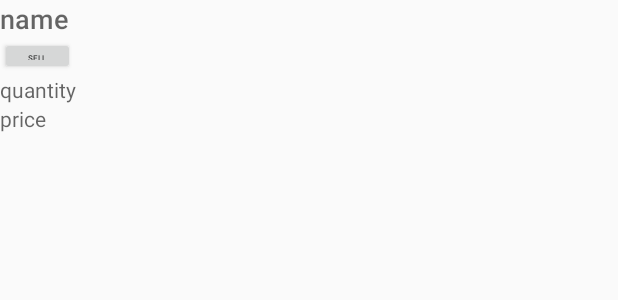
After one commit to crony10/Inventory, an Android app: the layout list_item.xml on its own in the app's theme, with its tools: preview values and no code run, on a phone screen of 412 x 824 dp. The commit adds this screen. Shown: the top 300 px of the screen. Run offline under Robolectric (Android 15) with nearby library versions, the phone set to English and light mode, and no system bars.

Commit message:
Fab error: after implementing the adapter app doesn't show list of items

```diff
--- a/app/build.gradle
+++ b/app/build.gradle
@@ -38,4 +38,6 @@ dependencies {
 
     //compile 'com.android.support:appcompat-v7:24.1.1'
     implementation 'com.google.android.material:material:1.0.0'
+    compile 'com.android.support.design:23.1.0'
+
 }
--- /dev/null
+++ b/app/src/main/res/layout/list_item.xml
@@ -0,0 +1,41 @@
+<?xml version="1.0" encoding="utf-8"?>
+<LinearLayout
+    xmlns:android="http://schemas.android.com/apk/res/android"
+    android:orientation="vertical"
+    android:layout_width="match_parent"
+    android:layout_height="match_parent">
+
+    <TextView
+        android:id="@+id/name"
+        android:layout_width="wrap_content"
+        android:layout_height="wrap_content"
+        android:fontFamily="sans-serif-medium"
+        android:textAppearance="@style/TextAppearance.AppCompat.Medium"
+        android:textColor="#2B3D4D"
+        android:hint="name"/>
+
+    <Button
+        android:id="@+id/sell_button"
+        android:layout_width="50dp"
+        android:layout_height="25dp"
+        android:text="Sell"
+        android:textSize="5sp" />
+
+    <TextView
+        android:id="@+id/current_quantity"
+        android:layout_width="wrap_content"
+        android:layout_height="wrap_content"
+        android:fontFamily="sans-serif"
+        android:textAppearance="@style/TextAppearance.AppCompat.Small"
+        android:textColor="#AEB6BD"
+        android:hint="quantity"/>
+
+    <TextView
+        android:id="@+id/current_price"
+        android:layout_width="wrap_content"
+        android:layout_height="wrap_content"
+        android:fontFamily="sans-serif"
+        android:textAppearance="@style/TextAppearance.AppCompat.Small"
+        android:textColor="#AEB6BD"
+        android:hint="price"/>
+</LinearLayout>
```
Also changed, not shown: app/src/main/java/com/example/android/inventory20/CatalogActivity.java (+33 -27 lines), app/src/main/java/com/example/android/inventory20/ItemCursorAdapter.java (added, +48 -0 lines), app/src/main/res/layout/activity_catalog.xml (+14 -12 lines).
